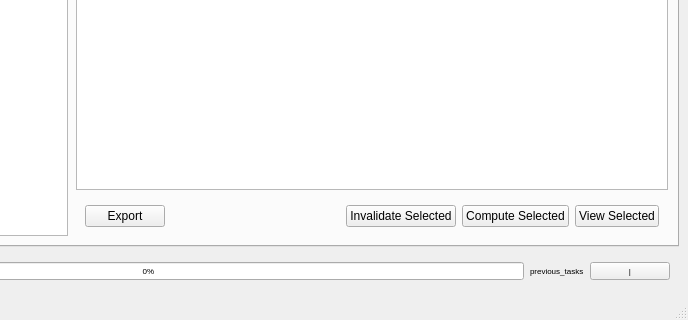
JulienBrn/GUIAnalysis, file src/analysisGUI/ui/main_window.ui: the form before one commit; both pictures show x 283 to 971 and y 389 to 709 of the 971 by 709 pixel window.
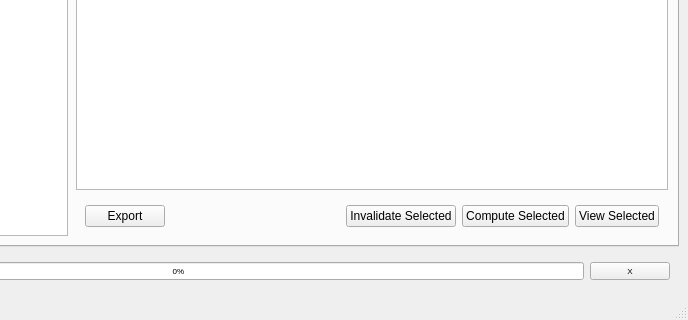
The form after the commit. The open tabs and pages were chosen to show the change. Custom widgets are drawn as their Qt base class.

Diff of the .ui file:
```diff
--- a/src/analysisGUI/ui/main_window.ui
+++ b/src/analysisGUI/ui/main_window.ui
@@ -258,19 +258,7 @@
         </widget>
        </item>
        <item>
-        <widget class="QLabel" name="label">
-         <property name="font">
-          <font>
-           <pointsize>6</pointsize>
-          </font>
-         </property>
-         <property name="text">
-          <string>previous_tasks</string>
-         </property>
-        </widget>
-       </item>
-       <item>
-        <widget class="QPushButton" name="pushButton">
+        <widget class="QPushButton" name="aborttask">
          <property name="sizePolicy">
           <sizepolicy hsizetype="Minimum" vsizetype="Fixed">
            <horstretch>0</horstretch>
@@ -289,7 +277,7 @@
           </font>
          </property>
          <property name="text">
-          <string>|</string>
+          <string>X</string>
          </property>
         </widget>
        </item>
@@ -310,6 +298,13 @@
   </widget>
   <widget class="QStatusBar" name="statusbar"/>
  </widget>
+ <customwidgets>
+  <customwidget>
+   <class>MTableView</class>
+   <extends>QTableView</extends>
+   <header>analysisGUI.mtableview.h</header>
+  </customwidget>
+ </customwidgets>
  <resources/>
  <connections/>
 </ui>
```
Left out of the diff: 4 changed lines with no effect on the pictures.
